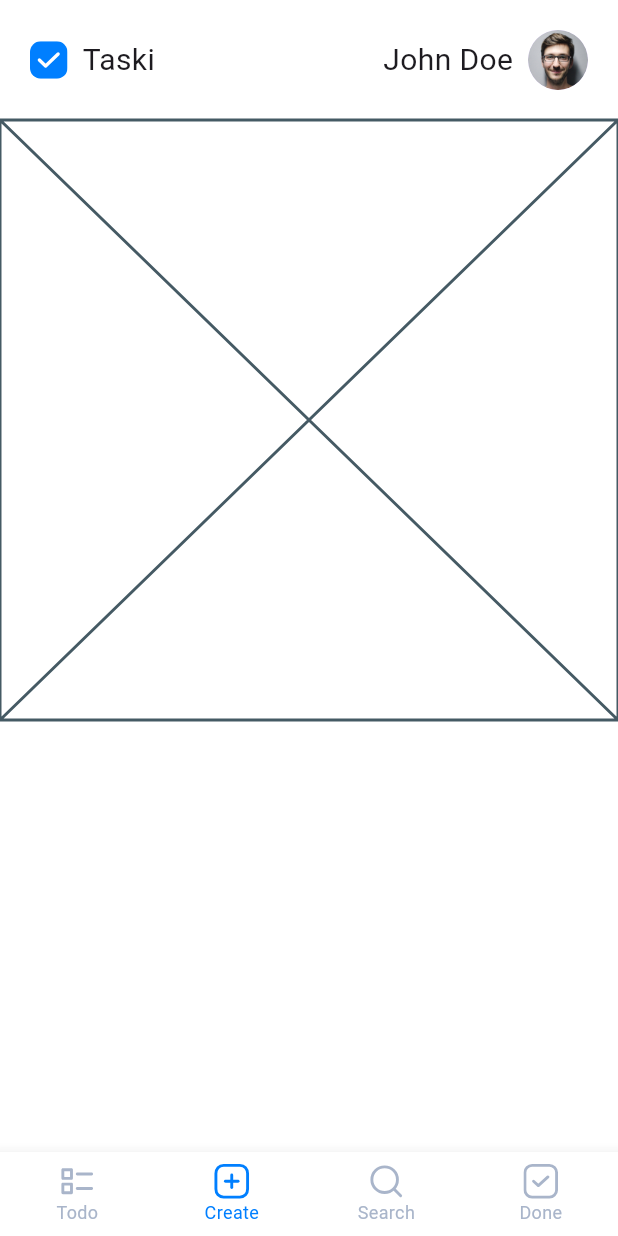
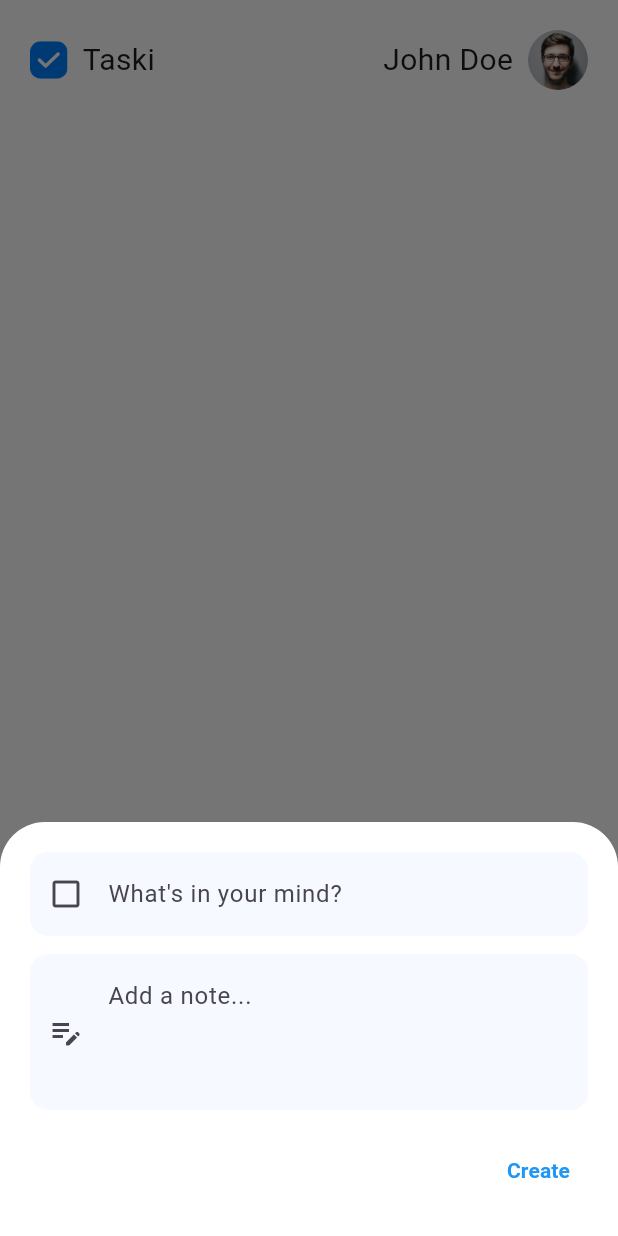
Before and after one commit to Baiokis/Taski-ToDo, a Flutter app: the screen it shows after launch, item 2 of the bottom bar chosen, on a phone screen of 412 x 824 dp. Run offline on Flutter 3.47's test engine with Material 3 defaults, Android fonts, the phone set to English and light mode, and no system bars; our stand-ins replace flutter_svg; Roboto replaces fonts that are missing (Urbanist).

Commit message:
feat: creating new widget to createPage

```diff
--- /dev/null
+++ b/lib/common/widgets/createTaskModal.dart
@@ -0,0 +1,108 @@
+import 'package:flutter/material.dart';
+
+class CreateTaskModal extends StatefulWidget {
+  final VoidCallback? onCreate;
+
+  const CreateTaskModal({super.key, this.onCreate});
+
+  @override
+  State<CreateTaskModal> createState() => _CreateTaskModalState();
+}
+
+class _CreateTaskModalState extends State<CreateTaskModal>
+    with SingleTickerProviderStateMixin {
+  late AnimationController _controller;
+  late Animation<Offset> _offsetAnimation;
+
+  final _titleController = TextEditingController();
+  final _noteController = TextEditingController();
+
+  @override
+  void initState() {
+    super.initState();
+    _controller = AnimationController(
+      vsync: this,
+      duration: const Duration(milliseconds: 300),
+    );
+    _offsetAnimation = Tween<Offset>(
+      begin: const Offset(0, 1),
+      end: Offset.zero,
+    ).animate(CurvedAnimation(parent: _controller, curve: Curves.easeOut));
+    _controller.forward();
+  }
+
+  @override
+  void dispose() {
+    _controller.dispose();
+    _titleController.dispose();
+    _noteController.dispose();
+    super.dispose();
+  }
+
+  @override
+  Widget build(BuildContext context) {
+    return SlideTransition(
+      position: _offsetAnimation,
+      child: Container(
+        padding: const EdgeInsets.all(20),
+        decoration: const BoxDecoration(
+          color: Colors.white,
+          borderRadius: BorderRadius.vertical(top: Radius.circular(30)),
+        ),
+        child: SafeArea(
+          top: false,
+          child: Column(
+            mainAxisSize: MainAxisSize.min,
+            children: [
+              TextField(
+                controller: _titleController,
+                decoration: InputDecoration(
+                  hintText: "What's in your mind?",
+                  prefixIcon: const Icon(Icons.check_box_outline_blank),
+                  filled: true,
+                  fillColor: const Color(0xFFF6F9FF),
+                  border: OutlineInputBorder(
+                    borderRadius: BorderRadius.circular(12),
+                    borderSide: BorderSide.none,
+                  ),
+                ),
+              ),
+              const SizedBox(height: 12),
+              TextField(
+                controller: _noteController,
+                maxLines: 3,
+                decoration: InputDecoration(
+                  hintText: "Add a note...",
+                  prefixIcon: const Icon(Icons.edit_note_outlined),
+                  filled: true,
+                  fillColor: const Color(0xFFF6F9FF),
+                  border: OutlineInputBorder(
+                    borderRadius: BorderRadius.circular(12),
+                    borderSide: BorderSide.none,
+                  ),
+                ),
+              ),
+              const SizedBox(height: 16),
+              Align(
+                alignment: Alignment.centerRight,
+                child: TextButton(
+                  onPressed: () {
+                    widget.onCreate?.call();
+                    Navigator.pop(context);
+                  },
+                  child: const Text(
+                    "Create",
+                    style: TextStyle(
+                      fontWeight: FontWeight.bold,
+                      color: Colors.blue,
+                    ),
+                  ),
+                ),
+              ),
+            ],
+          ),
+        ),
+      ),
+    );
+  }
+}
--- a/lib/view/model.dart
+++ b/lib/view/model.dart
@@ -1,8 +1,8 @@
 import 'package:flutter/material.dart';
 import 'package:flutter_svg/flutter_svg.dart';
 import 'package:taski/common/global_variables.dart';
+import 'package:taski/common/widgets/createTaskModal.dart';
 import 'package:taski/common/widgets/header.dart';
-import 'package:taski/view/createPage.dart';
 import 'package:taski/view/donePage.dart';
 import 'package:taski/view/searchPage.dart';
 import 'package:taski/view/todoPage.dart';
@@ -42,7 +42,14 @@ class _ModelPageState extends State<ModelPage> {
           _selectedIndex == 0
               ? TodoPage()
               : _selectedIndex == 1
-              ? Createpage()
+              ? Builder(
+                builder: (context) {
+                  WidgetsBinding.instance.addPostFrameCallback((_) {
+                    showCreateTaskModal(context);
+                  });
+                  return Container(); // Placeholder widget
+                },
+              )
               : _selectedIndex == 2
               ? SearchPage()
               : DonePage(),
@@ -72,4 +79,13 @@ class _ModelPageState extends State<ModelPage> {
       ),
     );
   }
+
+  void showCreateTaskModal(BuildContext context) {
+    showModalBottomSheet(
+      context: context,
+      isScrollControlled: true,
+      backgroundColor: Colors.transparent,
+      builder: (_) => CreateTaskModal(),
+    );
+  }
 }
```
